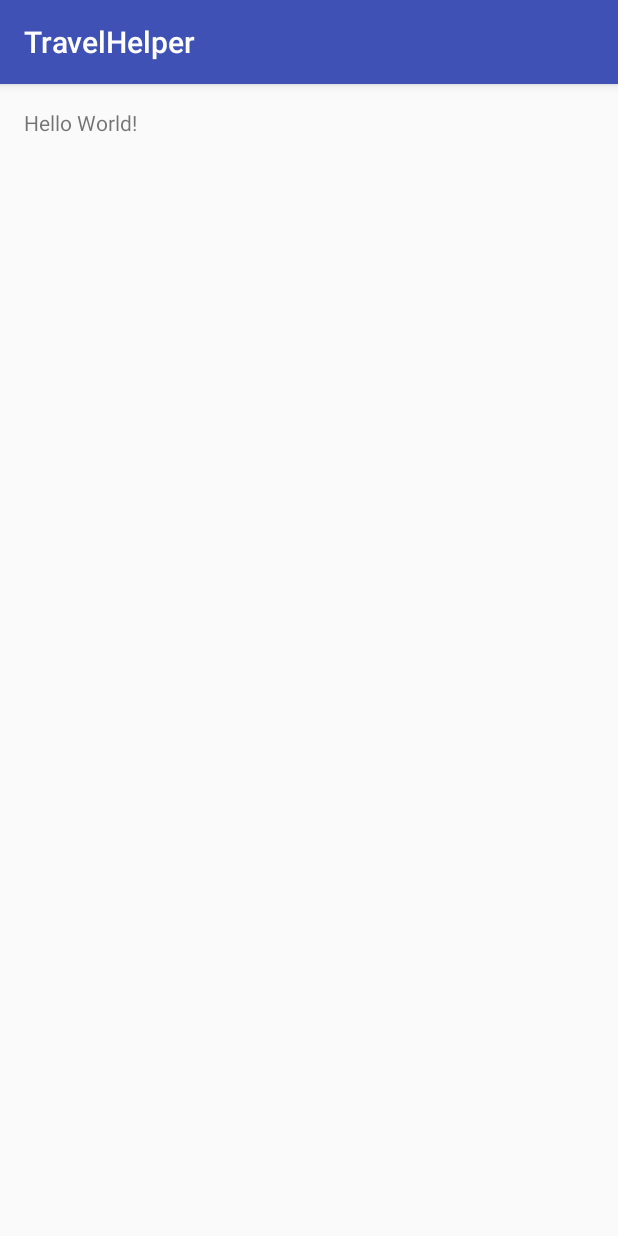
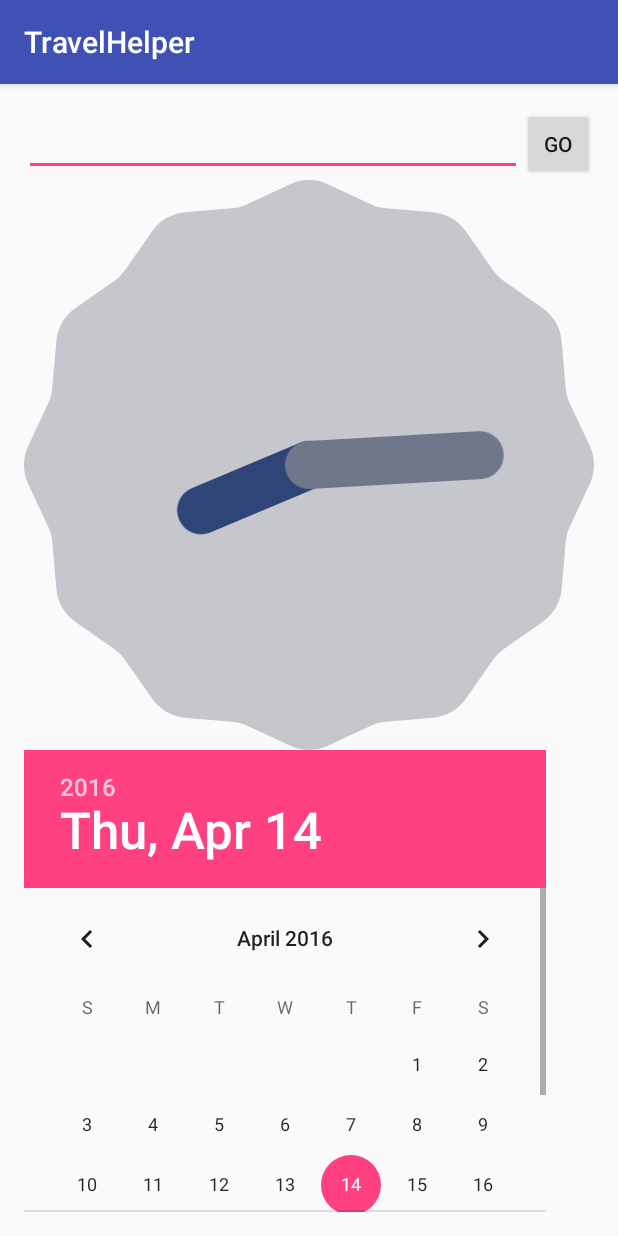
Before and after one commit to ZhaoBohan/TravelHelper, an Android app: the screen it shows after launch (MainActivity), on a phone screen of 412 x 824 dp. Run offline under Robolectric (Android 15) with nearby library versions, the phone set to English and light mode, and no system bars.

Commit message:
Finish home page

```diff
--- a/app/src/main/res/layout/activity_main.xml
+++ b/app/src/main/res/layout/activity_main.xml
@@ -9,8 +9,40 @@
     android:paddingTop="@dimen/activity_vertical_margin"
     tools:context="cn.edu.tongji.travelhelper.MainActivity">
 
-    <TextView
+    <EditText
         android:layout_width="wrap_content"
         android:layout_height="wrap_content"
-        android:text="Hello World!" />
+        android:id="@+id/cityName"
+        android:layout_alignParentTop="true"
+        android:layout_alignParentLeft="true"
+        android:layout_alignParentStart="true"
+        android:inputType="textImeMultiLine"
+        android:layout_toLeftOf="@+id/startSearch"
+        android:layout_toStartOf="@+id/startSearch" />
+
+    <Button
+        style="?android:attr/buttonStyleSmall"
+        android:layout_width="wrap_content"
+        android:layout_height="wrap_content"
+        android:text="@string/go"
+        android:id="@+id/startSearch"
+        android:layout_alignParentTop="true"
+        android:layout_alignParentRight="true"
+        android:layout_alignParentEnd="true" />
+
+    <AnalogClock
+        android:layout_width="wrap_content"
+        android:layout_height="wrap_content"
+        android:id="@+id/analogClock"
+        android:layout_below="@+id/startSearch"
+        android:layout_centerHorizontal="true" />
+
+    <DatePicker
+        android:layout_width="wrap_content"
+        android:layout_height="wrap_content"
+        android:id="@+id/datePicker"
+        android:layout_below="@+id/analogClock"
+        android:layout_alignParentLeft="true"
+        android:layout_alignParentStart="true" />
+
 </RelativeLayout>
--- a/app/src/main/res/values/strings.xml
+++ b/app/src/main/res/values/strings.xml
@@ -1,3 +1,5 @@
 <resources>
     <string name="app_name">TravelHelper</string>
+    <string name="string">搜索</string>
+    <string name="go">GO</string>
 </resources>
```
